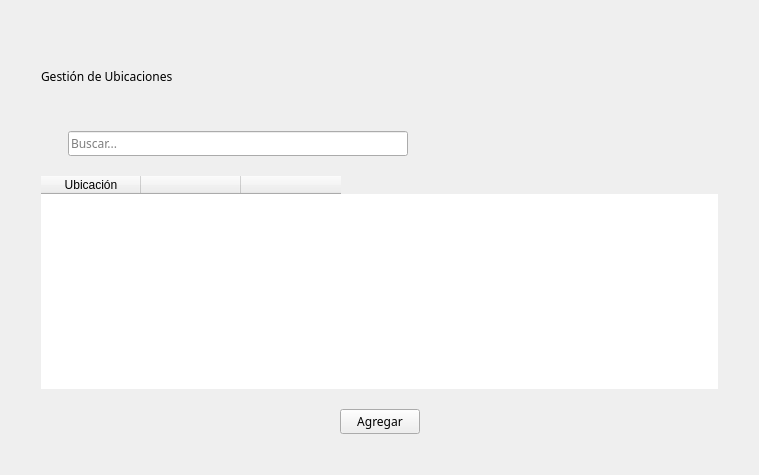
This is blustock/ui/screens_uis/ubicaciones.ui in MaxAPBusiness/Blustock as Qt 5 draws it before an edit. The edited form follows.
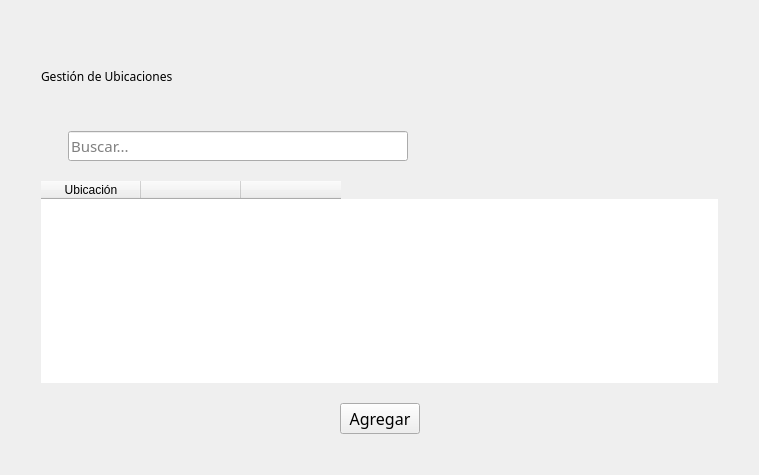
This is the edited form. Icons and pictures are not drawn.

The edit to the form file:
```diff
--- a/blustock/ui/screens_uis/ubicaciones.ui
+++ b/blustock/ui/screens_uis/ubicaciones.ui
@@ -102,6 +102,7 @@
          <property name="font">
           <font>
            <family>Oswald</family>
+           <pointsize>11</pointsize>
            <weight>50</weight>
            <bold>false</bold>
           </font>
@@ -198,6 +199,7 @@
          <property name="font">
           <font>
            <family>Oswald</family>
+           <pointsize>12</pointsize>
            <weight>50</weight>
            <bold>false</bold>
           </font>
```
Left out of the diff: 3 changed lines with no effect on the pictures.
